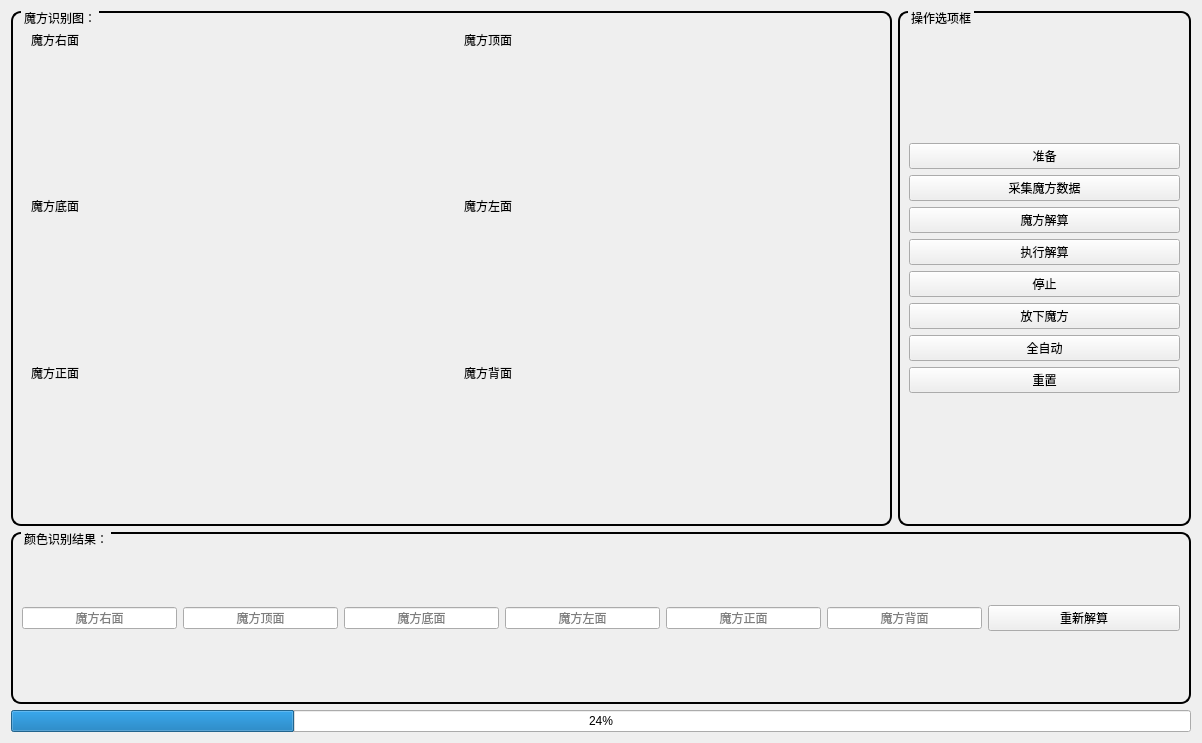
Above: cubewidget.ui from StoneRobot/grabrb_ui before the change. Below: the same form after it.
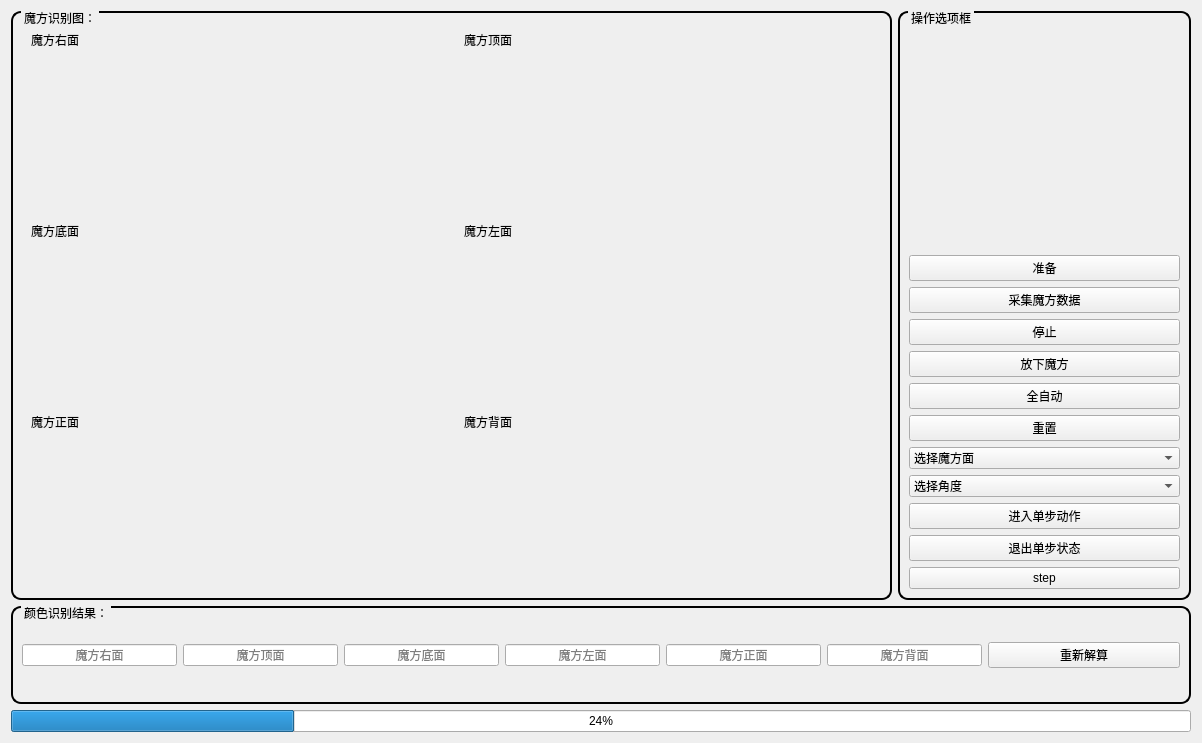
That is the form after the change.

Patch:
```diff
--- a/cubewidget.ui
+++ b/cubewidget.ui
@@ -17,7 +17,7 @@
    <item>
     <layout class="QVBoxLayout" name="verticalLayout">
      <item>
-      <layout class="QGridLayout" name="gridLayout_6" rowstretch="3,1">
+      <layout class="QGridLayout" name="gridLayout_6" rowstretch="6,1">
        <item row="0" column="0">
         <layout class="QHBoxLayout" name="horizontalLayout_4" stretch="3,1">
          <item>
@@ -223,64 +223,141 @@
             <string>操作选项框</string>
            </property>
            <layout class="QGridLayout" name="gridLayout_4">
-            <item row="0" column="0">
-             <layout class="QGridLayout" name="gridLayout_3" rowstretch="1,0,0,0,0,0,0,0,0">
-              <item row="1" column="0">
+            <item row="1" column="0">
+             <layout class="QGridLayout" name="gridLayout_3" rowstretch="0,0,0,0,0,0,0,0,0,0,0,0,0">
+              <item row="0" column="0">
+               <widget class="QLabel" name="label">
+                <property name="text">
+                 <string/>
+                </property>
+               </widget>
+              </item>
+              <item row="10" column="0">
+               <widget class="QPushButton" name="pushButton_intoStep">
+                <property name="text">
+                 <string>进入单步动作</string>
+                </property>
+               </widget>
+              </item>
+              <item row="2" column="0">
                <widget class="QPushButton" name="collectButton">
                 <property name="text">
                  <string>采集魔方数据</string>
                 </property>
                </widget>
               </item>
-              <item row="0" column="0">
+              <item row="1" column="0">
                <widget class="QPushButton" name="prepareButton">
                 <property name="text">
                  <string>准备</string>
                 </property>
                </widget>
               </item>
-              <item row="2" column="0">
-               <widget class="QPushButton" name="solveButton">
-                <property name="text">
-                 <string>魔方解算</string>
-                </property>
-               </widget>
-              </item>
-              <item row="8" column="0">
+              <item row="7" column="0">
                <widget class="QPushButton" name="resetButton">
                 <property name="text">
                  <string>重置</string>
                 </property>
                </widget>
               </item>
-              <item row="7" column="0">
+              <item row="6" column="0">
                <widget class="QPushButton" name="automaticButton">
                 <property name="text">
                  <string>全自动</string>
                 </property>
                </widget>
               </item>
-              <item row="4" column="0">
-               <widget class="QPushButton" name="excuteButton">
-                <property name="text">
-                 <string>执行解算</string>
-                </property>
+              <item row="9" column="0">
+               <widget class="QComboBox" name="comboBox_rotatoAngle">
+                <item>
+                 <property name="text">
+                  <string>选择角度</string>
+                 </property>
+                </item>
+                <item>
+                 <property name="text">
+                  <string>90</string>
+                 </property>
+                </item>
+                <item>
+                 <property name="text">
+                  <string>-90</string>
+                 </property>
+                </item>
+                <item>
+                 <property name="text">
+                  <string>180</string>
+                 </property>
+                </item>
                </widget>
               </item>
-              <item row="6" column="0">
+              <item row="5" column="0">
                <widget class="QPushButton" name="placeCubeButton">
                 <property name="text">
                  <string>放下魔方</string>
                 </property>
                </widget>
               </item>
-              <item row="5" column="0">
+              <item row="4" column="0">
                <widget class="QPushButton" name="stopMovePushButton">
                 <property name="text">
                  <string>停止</string>
                 </property>
                </widget>
               </item>
+              <item row="8" column="0">
+               <widget class="QComboBox" name="comboBox_cubeface">
+                <item>
+                 <property name="text">
+                  <string>选择魔方面</string>
+                 </property>
+                </item>
+                <item>
+                 <property name="text">
+                  <string>右</string>
+                 </property>
+                </item>
+                <item>
+                 <property name="text">
+                  <string>左</string>
+                 </property>
+                </item>
+                <item>
+                 <property name="text">
+                  <string>前</string>
+                 </property>
+                </item>
+                <item>
+                 <property name="text">
+                  <string>后</string>
+                 </property>
+                </item>
+                <item>
+                 <property name="text">
+                  <string>下</string>
+                 </property>
+                </item>
+                <item>
+                 <property name="text">
+                  <string>上</string>
+                 </property>
+                </item>
+               </widget>
+              </item>
+              <item row="12" column="0">
+               <widget class="QPushButton" name="pushButton_step">
+                <property name="text">
+                 <string>step</string>
+                </property>
+               </widget>
+              </item>
+              <item row="11" column="0">
+               <widget class="QPushButton" name="pushButton_exitStep">
+                <property name="text">
+                 <string>退出单步状态</string>
+                </property>
+               </widget>
+              </item>
              </layout>
             </item>
            </layout>
```
